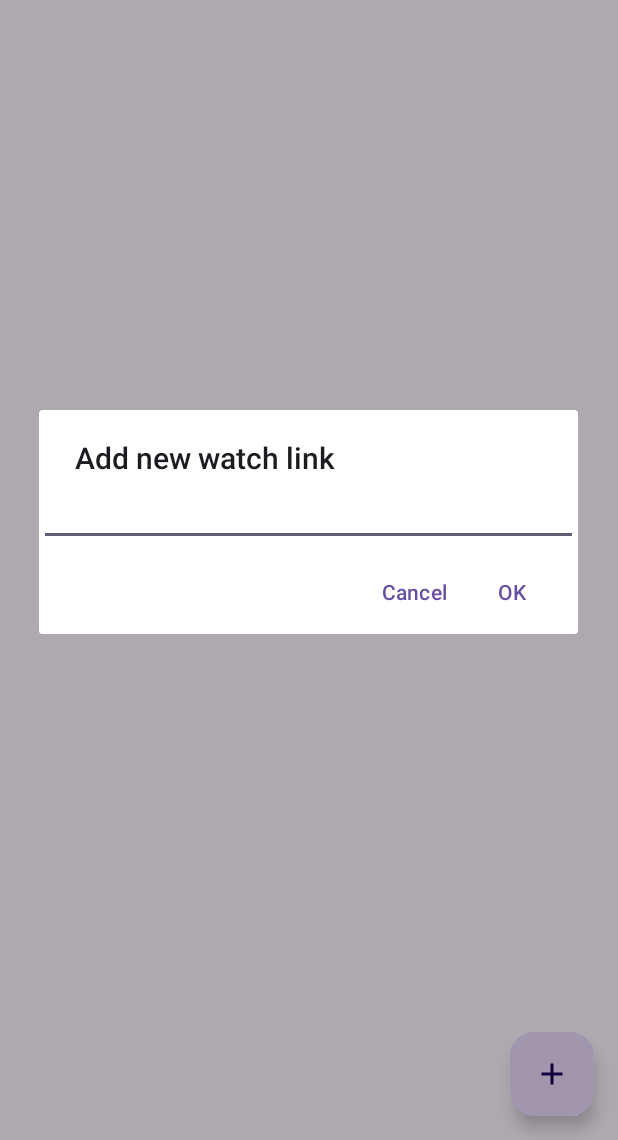
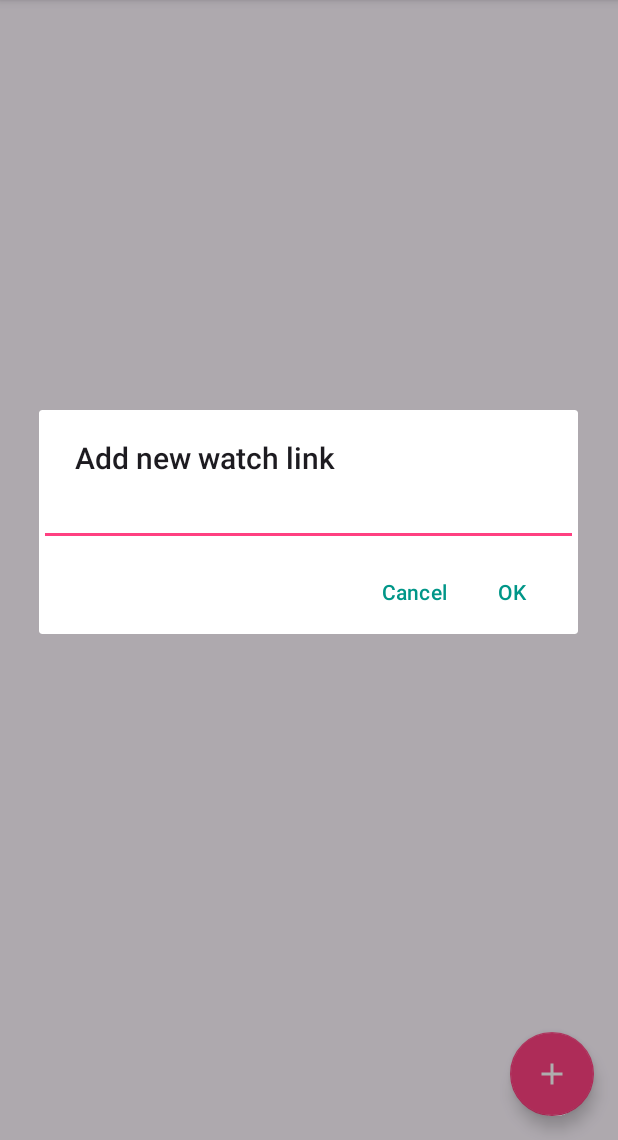
Before and after one commit to cardoso-thiago/WatchCatalog, an Android app: the screen it shows after launch (MainActivity), after a tap on "Add new watch to catalog", on a phone screen of 412 x 824 dp, the part 96-1236 px from its top. Run offline under Robolectric (Android 15) with nearby library versions, the phone set to English and light mode, and no system bars; pictures from the network do not load.

Commit message:
Adição de estilos

```diff
--- a/app/src/main/AndroidManifest.xml
+++ b/app/src/main/AndroidManifest.xml
@@ -4,12 +4,13 @@
 
     <uses-permission android:name="android.permission.INTERNET"/>
     <application
+
         android:allowBackup="true"
         android:dataExtractionRules="@xml/data_extraction_rules"
         android:fullBackupContent="@xml/backup_rules"
-        android:icon="@mipmap/ic_launcher"
+        android:icon="@drawable/clock"
         android:label="@string/app_name"
-        android:roundIcon="@mipmap/ic_launcher_round"
+        android:roundIcon="@drawable/clock"
         android:supportsRtl="true"
         android:theme="@style/Theme.WatchCatalog"
         tools:targetApi="31">
--- a/app/src/main/java/br/com/cardoso/watchcatalog/adapter/ImageGalleryAdapter.kt
+++ b/app/src/main/java/br/com/cardoso/watchcatalog/adapter/ImageGalleryAdapter.kt
@@ -19,7 +19,7 @@ class ImageGalleryAdapter(
         val context = parent.context
         val inflater = LayoutInflater.from(context)
         val photoView: View = inflater.inflate(R.layout.item_photo, parent, false)
-        return CustomViewHolder(context, photoView)
+        return CustomViewHolder(context, photoView, this)
     }
 
     override fun onBindViewHolder(holder: CustomViewHolder, position: Int) {
--- a/app/src/main/java/br/com/cardoso/watchcatalog/db/WatchDb.kt
+++ b/app/src/main/java/br/com/cardoso/watchcatalog/db/WatchDb.kt
@@ -7,7 +7,7 @@ import android.database.sqlite.SQLiteOpenHelper
 import android.widget.Toast
 import br.com.cardoso.watchcatalog.model.Watch
 
-class WatchDb(private val context: Context) : SQLiteOpenHelper(context, DB_NAME, null, VERSION) {
+class WatchDb(context: Context) : SQLiteOpenHelper(context, DB_NAME, null, VERSION) {
 
     override fun onCreate(db: SQLiteDatabase) {
         val sql =
@@ -44,6 +44,10 @@ class WatchDb(private val context: Context) : SQLiteOpenHelper(context, DB_NAME,
         return watches
     }
 
+    fun deleteWatchFromLink(watchLink: String) {
+        this.writableDatabase.delete(TABLE, "$WATCH_LINK=?", arrayOf(watchLink))
+    }
+
     companion object {
         const val DB_NAME = "watch_catalog.db"
         const val TABLE = "watch"
--- a/app/src/main/java/br/com/cardoso/watchcatalog/utils/WatchCatalogUtils.kt
+++ b/app/src/main/java/br/com/cardoso/watchcatalog/utils/WatchCatalogUtils.kt
@@ -17,7 +17,7 @@ import org.jsoup.Jsoup
 class WatchCatalogUtils {
 
     companion object {
-        const val LOG_TAG = "WatchCatalog"
+        private const val LOG_TAG = "WatchCatalog"
 
         fun getInfoAndAddWatchFromSharedText(
             context: Context,
--- a/app/src/main/res/layout/activity_main.xml
+++ b/app/src/main/res/layout/activity_main.xml
@@ -13,6 +13,7 @@
     </androidx.recyclerview.widget.RecyclerView>
 
     <com.google.android.material.floatingactionbutton.FloatingActionButton
+        style="@style/CustomFloatingActionButton"
         android:id="@+id/fab"
         android:layout_width="wrap_content"
         android:layout_height="wrap_content"
--- a/app/src/main/res/values-night/themes.xml
+++ b/app/src/main/res/values-night/themes.xml
@@ -1,7 +1,10 @@
 <resources xmlns:tools="http://schemas.android.com/tools">
-    <!-- Base application theme. -->
-    <style name="Base.Theme.WatchCatalog" parent="Theme.Material3.DayNight.NoActionBar">
-        <!-- Customize your dark theme here. -->
-        <!-- <item name="colorPrimary">@color/my_dark_primary</item> -->
+    <style name="Base.Theme.WatchCatalog" parent="Theme.Material3.DayNight">
+        <item name="colorPrimary">@color/colorPrimaryDark</item>
+        <item name="colorAccent">@color/colorAccent</item>
+        <item name="colorSurface">@color/colorPrimaryDark</item>
+        <item name="colorOnSurface">@color/white</item>
+        <item name="colorSecondary">@color/colorAccent</item>
+        <item name="colorOnSecondary">@color/white</item>
     </style>
 </resources>
--- a/app/src/main/res/values-v23/themes.xml
+++ b/app/src/main/res/values-v23/themes.xml
@@ -1,9 +1,8 @@
 <resources xmlns:tools="http://schemas.android.com/tools">
 
     <style name="Theme.WatchCatalog" parent="Base.Theme.WatchCatalog">
-        <!-- Transparent system bars for edge-to-edge. -->
         <item name="android:navigationBarColor">@android:color/transparent</item>
-        <item name="android:statusBarColor">@android:color/transparent</item>
+        <item name="android:statusBarColor">@color/statusBar</item>
         <item name="android:windowLightStatusBar">?attr/isLightTheme</item>
     </style>
 </resources>
--- a/app/src/main/res/values/colors.xml
+++ b/app/src/main/res/values/colors.xml
@@ -2,7 +2,8 @@
 <resources>
     <color name="black">#FF000000</color>
     <color name="white">#FFFFFFFF</color>
-    <color name="colorPrimary">#3F51B5</color>
-    <color name="colorPrimaryDark">#303F9F</color>
+    <color name="statusBar">#004d40</color>
+    <color name="colorPrimary">#009688</color>
+    <color name="colorPrimaryDark">#00796B</color>
     <color name="colorAccent">#FF4081</color>
 </resources>
--- a/app/src/main/res/values/strings.xml
+++ b/app/src/main/res/values/strings.xml
@@ -2,4 +2,7 @@
     <string name="app_name">WatchCatalog</string>
     <string name="action_settings">Settings</string>
     <string name="add">Add new watch to catalog</string>
+    <string name="ok">OK</string>
+    <string name="cancel">Cancel</string>
+    <string name="delete_message">Do you want to delete the watch?</string>
 </resources>
--- a/app/src/main/res/values/themes.xml
+++ b/app/src/main/res/values/themes.xml
@@ -1,9 +1,16 @@
 <resources xmlns:tools="http://schemas.android.com/tools">
-    <!-- Base application theme. -->
-    <style name="Base.Theme.WatchCatalog" parent="Theme.Material3.DayNight.NoActionBar">
-        <!-- Customize your light theme here. -->
-        <!-- <item name="colorPrimary">@color/my_light_primary</item> -->
+    <style name="Base.Theme.WatchCatalog" parent="Theme.Material3.DayNight">
+        <item name="colorPrimary">@color/colorPrimary</item>
+        <item name="colorAccent">@color/colorAccent</item>
+        <item name="colorSurface">@color/colorPrimary</item>
+        <item name="colorOnSurface">@color/white</item>
+        <item name="colorSecondary">@color/colorAccent</item>
+        <item name="colorOnSecondary">@color/white</item>
     </style>
 
     <style name="Theme.WatchCatalog" parent="Base.Theme.WatchCatalog" />
+
+    <style name="CustomFloatingActionButton" parent="@style/Widget.MaterialComponents.FloatingActionButton">
+        <item name="backgroundTint">@color/colorAccent</item>
+    </style>
 </resources>
```
Also changed, not shown: app/src/main/java/br/com/cardoso/watchcatalog/adapter/CustomViewHolder.kt (+40 -4 lines), app/src/main/res/drawable/clock.png (added), app/src/main/res/drawable/noimage.png.
